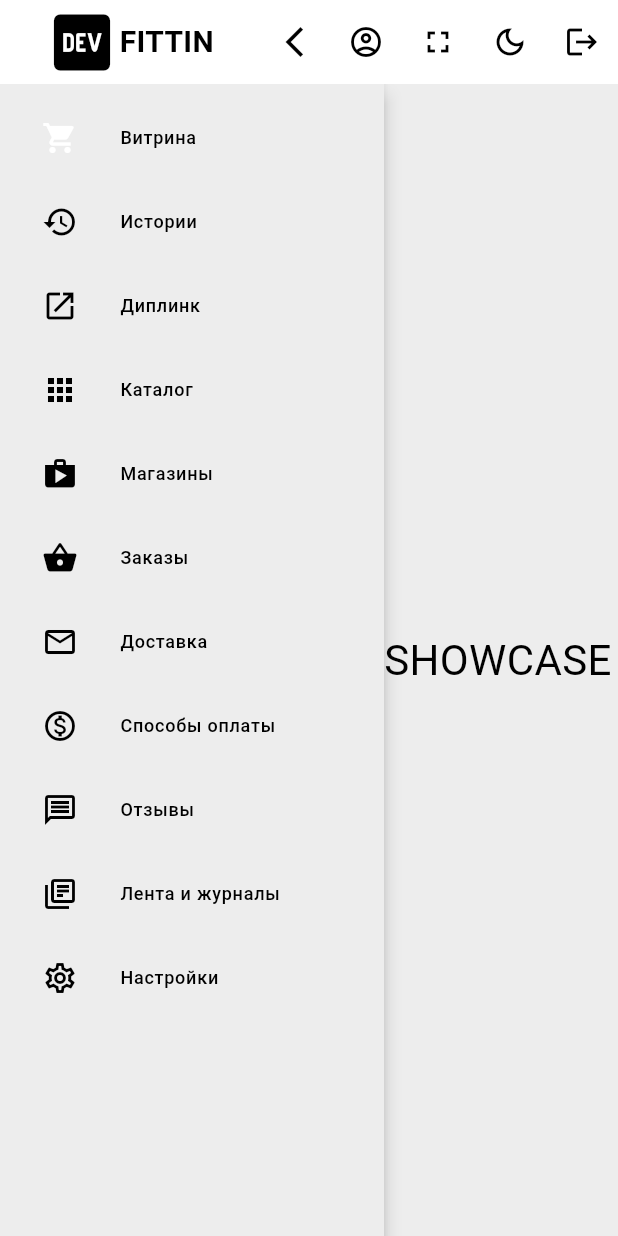
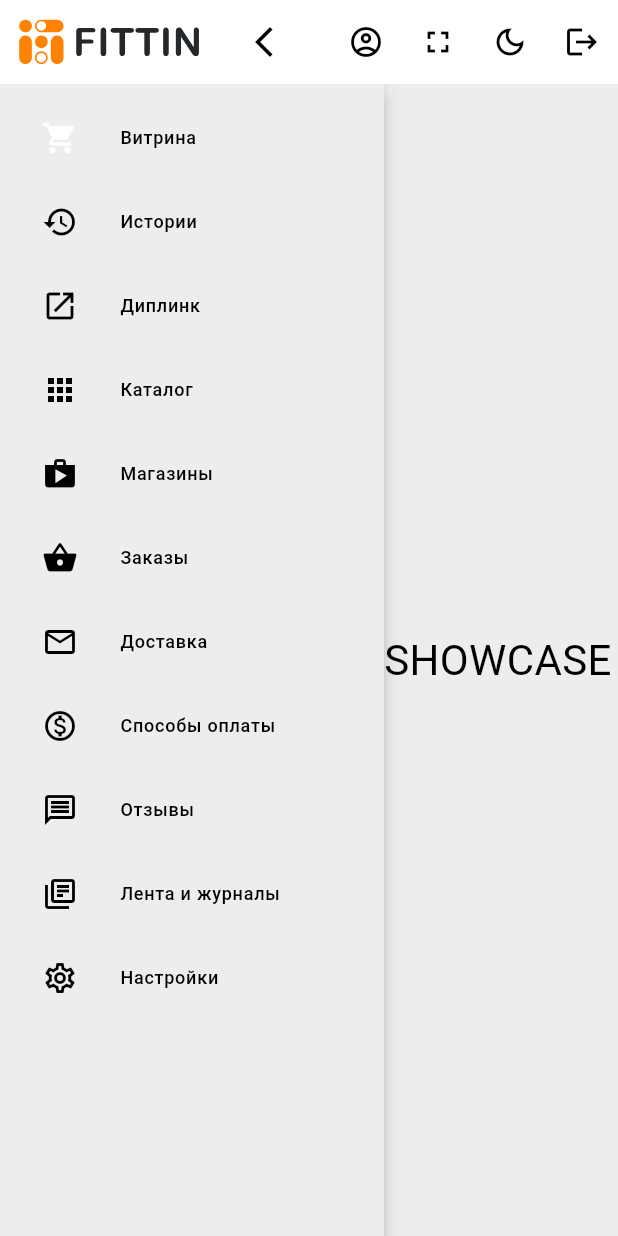
Before and after one commit to fitpract/fittin-admin-panel-front, a Flutter app: the screen it shows after launch, after a tap on the "arrow forward ios" icon, on a phone screen of 412 x 824 dp. Run offline on Flutter 3.47's test engine with Material 3 defaults, Android fonts, the phone set to English and light mode, and no system bars; our stand-ins replace auto_route, bloc, flutter_svg; Roboto replaces fonts that are missing (Noto Sans).

Commit message:
feat: add logo

```diff
--- a/lib/features/home/presentation/home_screen.dart
+++ b/lib/features/home/presentation/home_screen.dart
@@ -2,6 +2,7 @@ import 'package:auto_route/auto_route.dart';
 import 'package:fittin_admin_panel/features/history/history_screen.dart';
 import 'package:fittin_admin_panel/features/showcase/showcase_screen.dart';
 import 'package:flutter/material.dart';
+import 'package:flutter_svg/flutter_svg.dart';
 @RoutePage()
 class HomeScreen extends StatefulWidget {
   const HomeScreen({super.key});
@@ -84,10 +85,10 @@ class _HomeScreenState extends State<HomeScreen> {
   int _selectedIndex = 0;
   bool extended = false;
   double leadingWidth = 150;
+
   final List<Widget> _screens = [
     ShowcaseScreen(),
     HistoryScreen(),
-
   ];
 
   @override
@@ -97,10 +98,11 @@ class _HomeScreenState extends State<HomeScreen> {
       appBar: AppBar(
         leadingWidth: leadingWidth,
         leading: Row(
-          mainAxisAlignment: MainAxisAlignment.spaceEvenly,
+          mainAxisAlignment: MainAxisAlignment.spaceBetween,
           children: [
             extended
-                ? const Row(
+                ? SvgPicture.asset('lib/core/style/assets/fittin-large-logo.svg', semanticsLabel: 'Fittin', alignment: Alignment.centerLeft, /*width: 150,*/ height: 47,)
+            /*const Row(
                     mainAxisAlignment: MainAxisAlignment.spaceBetween,
                     children: [
                       Icon(Icons.logo_dev, size: 50),
@@ -112,14 +114,17 @@ class _HomeScreenState extends State<HomeScreen> {
                         ),
                       ),
                     ],
-                  )
-                : const Icon(Icons.logo_dev, size: 50),
+                  )*/
+                : Padding(
+                  padding: const EdgeInsets.only(left: 12),
+                  child: SvgPicture.asset('lib/core/style/assets/fittin-small-logo.svg', semanticsLabel: 'Fittin', alignment: Alignment.centerLeft, height: 30,),
+                ),
             IconButton(
               onPressed: () {
                 setState(() {
                   extended = !extended;
                   if (leadingWidth == 150) {
-                    leadingWidth = 250;
+                    leadingWidth = 200;
                   } else {
                     leadingWidth = 150;
                   }
--- a/pubspec.yaml
+++ b/pubspec.yaml
@@ -37,6 +37,7 @@ dependencies:
   cupertino_icons: ^1.0.6
   auto_route: ^8.1.3
   flutter_bloc: ^8.1.5
+  flutter_svg: ^2.0.10+1
 
 dev_dependencies:
   flutter_test:
@@ -63,7 +64,8 @@ flutter:
   uses-material-design: true
 
   # To add assets to your application, add an assets section, like this:
-  # assets:
+  assets:
+    - lib/core/style/assets/
   #   - images/a_dot_burr.jpeg
   #   - images/a_dot_ham.jpeg
 
```
Also changed, not shown: lib/core/style/assets/fittin-large-logo.svg (added), lib/core/style/assets/fittin-small-logo.svg (added), pubspec.lock.
